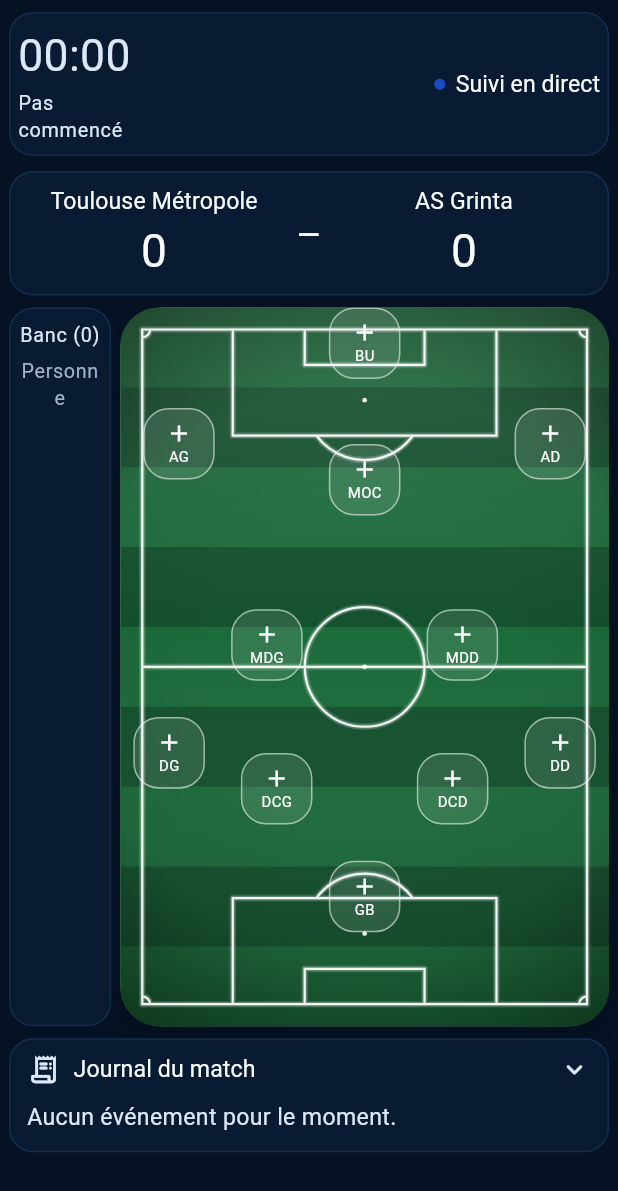
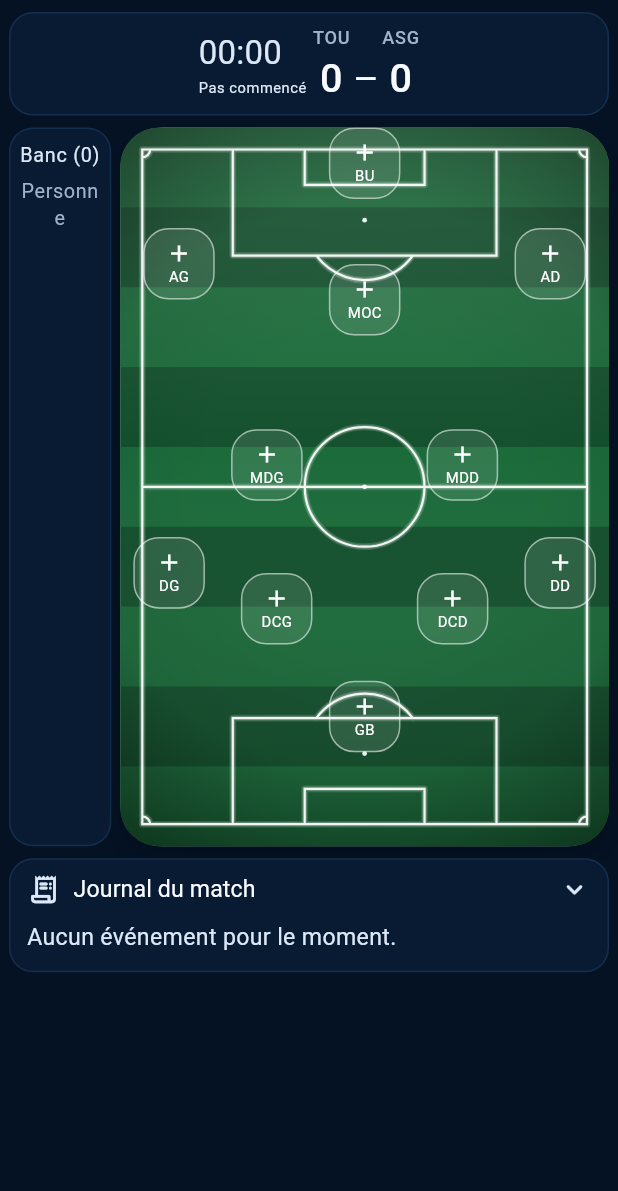
Before and after one commit to samihchaa-wq/-AS-Grinta-Live-Demo, a Flutter app: the MatchLiveRunningPage widget shown alone on an empty page, opened directly with empty values, on a phone screen of 412 x 824 dp. Shown: the top 1191 px of the screen. Run offline on Flutter 3.47's test engine with Material 3 defaults, Android fonts, the phone set to English and light mode, and no system bars; our stand-ins replace flutter_riverpod, go_router, share_plus, shared_preferences, supabase_flutter; missing offline and left inert: dart:js_interop; accounts and stored records are empty.

Commit message:
Live : chrono, commandes et score sur une seule ligne
Le chrono, les commandes du match (en icônes, avec infobulle) et le
tableau d'affichage tiennent sur une ligne. Un appui sur un score
propose de retirer un but. La ligne Dispositif / Ajouter un joueur passe
tout en haut.

Co-Authored-By: Claude Opus 5.5 <noreply@anthropic.com>
Claude-Session: https://claude.ai/code/session_01JuPbZCL3wtb9bfbTKCZ6GT

```diff
--- a/lib/features/match_live/presentation/match_live_running_page.dart
+++ b/lib/features/match_live/presentation/match_live_running_page.dart
@@ -95,21 +95,7 @@ class _MatchLiveRunningPageState extends ConsumerState<MatchLiveRunningPage> {
       shrinkWrap: true,
       physics: const NeverScrollableScrollPhysics(),
       children: [
-        _LiveTopBar(
-          session: bundle.session,
-          canEdit: canEdit,
-          onPause: () => controller.setClockState('pause'),
-          onResume: () => controller.setClockState('resume'),
-          onResumeSecondHalf: () =>
-              controller.setClockState('resume_second_half'),
-          onHalftime: () => _confirmHalftime(context, controller),
-          onRestart: () => _confirmRestart(context, controller),
-          onEndMatch: () => _confirmEndMatch(context, controller),
-        ),
-        const SizedBox(height: 10),
-        _ScoreCard(bundle: bundle, canEdit: canEdit),
         if (canEdit) ...[
-          const SizedBox(height: 10),
           Row(
             key: const ValueKey('live-running-controls'),
             children: [
@@ -167,7 +153,19 @@ class _MatchLiveRunningPageState extends ConsumerState<MatchLiveRunningPage> {
               ),
             ],
           ),
+          const SizedBox(height: 10),
         ],
+        _LiveHeaderBar(
+          bundle: bundle,
+          canEdit: canEdit,
+          onPause: () => controller.setClockState('pause'),
+          onResume: () => controller.setClockState('resume'),
+          onResumeSecondHalf: () =>
+              controller.setClockState('resume_second_half'),
+          onHalftime: () => _confirmHalftime(context, controller),
+          onRestart: () => _confirmRestart(context, controller),
+          onEndMatch: () => _confirmEndMatch(context, controller),
+        ),
         const SizedBox(height: AppSpacing.sectionGap),
         LayoutBuilder(
           builder: (context, constraints) {
--- a/lib/features/match_live/presentation/match_live_running_widgets.dart
+++ b/lib/features/match_live/presentation/match_live_running_widgets.dart
@@ -1,8 +1,10 @@
 part of 'match_live_running_page.dart';
 
-class _LiveTopBar extends StatelessWidget {
-  const _LiveTopBar({
-    required this.session,
+/// Bandeau du direct sur une seule ligne : chrono, commandes du match (en
+/// icônes) et tableau d'affichage.
+class _LiveHeaderBar extends ConsumerWidget {
+  const _LiveHeaderBar({
+    required this.bundle,
     required this.canEdit,
     required this.onPause,
     required this.onResume,
@@ -12,7 +14,7 @@ class _LiveTopBar extends StatelessWidget {
     required this.onEndMatch,
   });
 
-  final MatchLiveSession session;
+  final MatchLiveStateBundle bundle;
   final bool canEdit;
   final VoidCallback onPause;
   final VoidCallback onResume;
@@ -22,99 +24,47 @@ class _LiveTopBar extends StatelessWidget {
   final VoidCallback onEndMatch;
 
   @override
-  Widget build(BuildContext context) {
-    return Card(
-      margin: EdgeInsets.zero,
-      child: Padding(
-        padding: const EdgeInsets.symmetric(
-          horizontal: AppSpacing.liveScreenGutter,
-          vertical: AppSpacing.sectionGap,
-        ),
-        child: Row(
-          crossAxisAlignment: CrossAxisAlignment.center,
-          children: [
-            SizedBox(
-              width: 90,
-              child: MatchLiveClock(session: session, compact: true),
-            ),
-            const SizedBox(width: 6),
-            Expanded(
-              child: canEdit
-                  ? _LiveMatchControls(
-                      session: session,
-                      onPause: onPause,
-                      onResume: onResume,
-                      onResumeSecondHalf: onResumeSecondHalf,
-                      onHalftime: onHalftime,
-                      onRestart: onRestart,
-                      onEndMatch: onEndMatch,
-                    )
-                  : Row(
-                      mainAxisAlignment: MainAxisAlignment.end,
-                      crossAxisAlignment: CrossAxisAlignment.center,
-                      children: [
-                        Icon(
-                          Icons.circle,
-                          size: 9,
-                          color: Theme.of(context).colorScheme.primary,
-                        ),
-                        const SizedBox(width: 6),
-                        Text(
-                          'Suivi en direct',
-                          style: Theme.of(context).textTheme.labelLarge,
-                        ),
-                      ],
-                    ),
-            ),
-          ],
-        ),
-      ),
+  Widget build(BuildContext context, WidgetRef ref) {
+    final session = bundle.session;
+    final matchId = session.matchId;
+    final controller = ref.read(matchLiveStateProvider(matchId).notifier);
+    final fixture =
+        ref.watch(upcomingMatchFixtureProvider(matchId)).valueOrNull;
+    final opponentName = fixture?.opponentName ?? 'Adversaire';
+    final grintaIsHome = fixture?.grintaIsHome ?? true;
+
+    _LiveScore team(bool grinta) => _LiveScore(
+          shortName: grinta ? 'ASG' : _shortName(opponentName),
+          fullName: grinta ? 'AS Grinta' : opponentName,
+          score: grinta ? session.scoreAsGrinta : session.scoreAdverse,
+          canEdit: canEdit,
+          onIncrement: () =>
+              controller.adjustScore(team: grinta ? 'us' : 'them', delta: 1),
+          onDecrement: () =>
+              controller.adjustScore(team: grinta ? 'us' : 'them', delta: -1),
         );
-  }
-}
 
-class _LiveMatchControls extends StatelessWidget {
-  const _LiveMatchControls({
-    required this.session,
-    required this.onPause,
-    required this.onResume,
-    required this.onResumeSecondHalf,
-    required this.onHalftime,
-    required this.onRestart,
-    required this.onEndMatch,
-  });
-
-  final MatchLiveSession session;
-  final VoidCallback onPause;
-  final VoidCallback onResume;
-  final VoidCallback onResumeSecondHalf;
-  final VoidCallback onHalftime;
-  final VoidCallback onRestart;
-  final VoidCallback onEndMatch;
-
-  @override
-  Widget build(BuildContext context) {
     final firstAction = switch (session.state) {
       MatchLiveState.running => (
-          label: 'Pause',
+          tooltip: 'Pause',
           icon: Icons.pause_rounded,
-          callback: onPause,
+          callback: onPause as VoidCallback?,
           filled: false,
         ),
       MatchLiveState.paused => (
-          label: 'Reprendre',
+          tooltip: 'Reprendre',
           icon: Icons.play_arrow_rounded,
-          callback: onResume,
+          callback: onResume as VoidCallback?,
           filled: false,
         ),
       MatchLiveState.halftime => (
-          label: 'Reprendre 2e',
+          tooltip: 'Reprendre la 2e mi-temps',
           icon: Icons.play_arrow_rounded,
-          callback: onResumeSecondHalf,
+          callback: onResumeSecondHalf as VoidCallback?,
           filled: true,
         ),
       _ => (
-          label: 'Pause',
+          tooltip: 'Pause',
           icon: Icons.pause_rounded,
           callback: null,
           filled: false,
@@ -123,185 +73,130 @@ class _LiveMatchControls extends StatelessWidget {
     final canGoHalftime =
         session.half == 1 && session.state != MatchLiveState.halftime;
 
-    return LayoutBuilder(
-      builder: (context, constraints) {
-        final width = (constraints.maxWidth - AppSpacing.microGap) / 2;
-
-        Widget button({
-          required String label,
+    Widget action({
+      required String tooltip,
       required IconData icon,
       required VoidCallback? onPressed,
       bool filled = false,
       bool danger = false,
     }) {
-          final style = danger
-              ? OutlinedButton.styleFrom(
-                  foregroundColor: Theme.of(context).colorScheme.error,
-                  padding: const EdgeInsets.symmetric(
-                    horizontal: 5,
-                    vertical: 9,
-                  ),
-                  visualDensity: VisualDensity.compact,
+      final scheme = Theme.of(context).colorScheme;
+      const size = BoxConstraints.tightFor(width: 36, height: 36);
+      return Padding(
+        padding: const EdgeInsets.symmetric(horizontal: 1.5),
+        child: filled
+            ? IconButton.filled(
+                tooltip: tooltip,
+                onPressed: onPressed,
+                constraints: size,
+                padding: EdgeInsets.zero,
+                iconSize: 20,
+                icon: Icon(icon),
               )
-              : filled
-                  ? FilledButton.styleFrom(
-                      padding: const EdgeInsets.symmetric(
-                        horizontal: 5,
-                        vertical: 9,
-                      ),
-                      visualDensity: VisualDensity.compact,
-                    )
-                  : OutlinedButton.styleFrom(
-                      padding: const EdgeInsets.symmetric(
-                        horizontal: 5,
-                        vertical: 9,
-                      ),
-                      visualDensity: VisualDensity.compact,
-                    );
-          final child = Row(
-            mainAxisAlignment: MainAxisAlignment.center,
-            crossAxisAlignment: CrossAxisAlignment.center,
-            children: [
-              Icon(icon, size: 16),
-              const SizedBox(width: AppSpacing.microGap),
-              Flexible(
-                child: Text(
-                  label,
-                  maxLines: 1,
-                  overflow: TextOverflow.fade,
-                  softWrap: false,
-                  textAlign: TextAlign.center,
-                  style: const TextStyle(fontSize: 11.5),
-                ),
-              ),
-            ],
-          );
-
-          return SizedBox(
-            width: width,
-            child: filled
-                ? FilledButton(onPressed: onPressed, style: style, child: child)
-                : OutlinedButton(
+            : IconButton.outlined(
+                tooltip: tooltip,
                 onPressed: onPressed,
-                    style: style,
-                    child: child,
+                constraints: size,
+                padding: EdgeInsets.zero,
+                iconSize: 20,
+                color: danger ? scheme.error : null,
+                icon: Icon(icon),
               ),
       );
     }
 
-        return Wrap(
-          alignment: WrapAlignment.center,
-          spacing: AppSpacing.microGap,
-          runSpacing: AppSpacing.microGap,
+    return Card(
+      margin: EdgeInsets.zero,
+      child: Padding(
+        padding: const EdgeInsets.symmetric(horizontal: 8, vertical: 8),
+        // Sur un écran étroit, la ligne se réduit d'un bloc plutôt que de
+        // passer sur deux lignes.
+        child: FittedBox(
+          fit: BoxFit.scaleDown,
+          child: Row(
+            mainAxisSize: MainAxisSize.min,
             children: [
-            button(
-              label: firstAction.label,
+              SizedBox(
+                width: 72,
+                child: FittedBox(
+                  fit: BoxFit.scaleDown,
+                  alignment: Alignment.centerLeft,
+                  child: MatchLiveClock(session: session, compact: true),
+                ),
+              ),
+              const SizedBox(width: 4),
+              if (canEdit) ...[
+                action(
+                  tooltip: firstAction.tooltip,
                   icon: firstAction.icon,
                   onPressed: firstAction.callback,
                   filled: firstAction.filled,
                 ),
-            button(
-              label: 'Mi-temps',
+                action(
+                  tooltip: 'Mi-temps',
                   icon: Icons.sports_rounded,
                   onPressed: canGoHalftime ? onHalftime : null,
                 ),
-            button(
-              label: 'Recommencer',
+                action(
+                  tooltip: 'Recommencer',
                   icon: Icons.restart_alt_rounded,
                   onPressed: onRestart,
                 ),
-            button(
-              label: 'Fin du match',
+                action(
+                  tooltip: 'Fin du match',
                   icon: Icons.flag_rounded,
                   onPressed: onEndMatch,
                   danger: true,
                 ),
+                const SizedBox(width: 8),
               ],
-        );
-      },
-    );
-  }
-}
-
-class _ScoreCard extends ConsumerWidget {
-  const _ScoreCard({required this.bundle, required this.canEdit});
-
-  final MatchLiveStateBundle bundle;
-  final bool canEdit;
-
-  @override
-  Widget build(BuildContext context, WidgetRef ref) {
-    final matchId = bundle.session.matchId;
-    final controller = ref.read(matchLiveStateProvider(matchId).notifier);
-    final fixture =
-        ref.watch(upcomingMatchFixtureProvider(matchId)).valueOrNull;
-    final opponentName = fixture?.opponentName ?? 'Adversaire';
-    final grintaIsHome = fixture?.grintaIsHome ?? true;
-
-    final home = _ScoreTeamControl(
-      label: grintaIsHome ? 'AS Grinta' : opponentName,
-      score: grintaIsHome
-          ? bundle.session.scoreAsGrinta
-          : bundle.session.scoreAdverse,
-      canEdit: canEdit,
-      onIncrement: () =>
-          controller.adjustScore(team: grintaIsHome ? 'us' : 'them', delta: 1),
-      onDecrement: () =>
-          controller.adjustScore(team: grintaIsHome ? 'us' : 'them', delta: -1),
-    );
-    final away = _ScoreTeamControl(
-      label: grintaIsHome ? opponentName : 'AS Grinta',
-      score: grintaIsHome
-          ? bundle.session.scoreAdverse
-          : bundle.session.scoreAsGrinta,
-      canEdit: canEdit,
-      onIncrement: () =>
-          controller.adjustScore(team: grintaIsHome ? 'them' : 'us', delta: 1),
-      onDecrement: () =>
-          controller.adjustScore(team: grintaIsHome ? 'them' : 'us', delta: -1),
-    );
-
-    return Card(
-      margin: EdgeInsets.zero,
-      child: Padding(
-        padding: const EdgeInsets.symmetric(
-          horizontal: AppSpacing.liveScreenGutter,
-          vertical: 9,
+              team(grintaIsHome),
+              // Le tiret s'aligne sur les scores, sous la ligne des sigles.
+              Padding(
+                padding: const EdgeInsets.symmetric(horizontal: 2),
+                child: Column(
+                  mainAxisSize: MainAxisSize.min,
+                  children: [
+                    Text(' ', style: Theme.of(context).textTheme.labelSmall),
+                    Text(
+                      '–',
+                      style: Theme.of(context).textTheme.headlineSmall,
                     ),
-        child: Row(
-          crossAxisAlignment: CrossAxisAlignment.center,
-          children: [
-            Expanded(child: home),
-            Padding(
-              padding: const EdgeInsets.symmetric(
-                horizontal: AppSpacing.microGap,
-              ),
-              child: Text(
-                '–',
-                textAlign: TextAlign.center,
-                style: Theme.of(context).textTheme.headlineSmall?.copyWith(
-                      fontWeight: FontWeight.w400,
+                  ],
                 ),
               ),
+              team(!grintaIsHome),
+            ],
           ),
-            Expanded(child: away),
-          ],
         ),
       ),
     );
   }
 }
 
-class _ScoreTeamControl extends StatelessWidget {
-  const _ScoreTeamControl({
-    required this.label,
+/// Trois premières lettres du nom, en capitales (« TOU » pour Toulouse).
+String _shortName(String name) {
+  final letters = name.replaceAll(RegExp(r'[^A-Za-zÀ-ÿ]'), '');
+  if (letters.isEmpty) return 'ADV';
+  return letters
+      .substring(0, letters.length < 3 ? letters.length : 3)
+      .toUpperCase();
+}
+
+/// Score d'une équipe dans le bandeau : sigle, score et « + ». Un appui sur
+/// le score propose de retirer un but.
+class _LiveScore extends StatelessWidget {
+  const _LiveScore({
+    required this.shortName,
+    required this.fullName,
     required this.score,
     required this.canEdit,
     required this.onIncrement,
     required this.onDecrement,
   });
 
-  final String label;
+  final String shortName;
+  final String fullName;
   final int score;
   final bool canEdit;
   final VoidCallback onIncrement;
@@ -310,51 +205,51 @@ class _ScoreTeamControl extends StatelessWidget {
   @override
   Widget build(BuildContext context) {
     final theme = Theme.of(context);
+    final number = Text(
+      '$score',
+      style: theme.textTheme.headlineSmall?.copyWith(
+        fontWeight: FontWeight.w500,
+        fontFeatures: const [FontFeature.tabularFigures()],
+      ),
+    );
     return Column(
       mainAxisSize: MainAxisSize.min,
-      crossAxisAlignment: CrossAxisAlignment.center,
       children: [
         Text(
-          label,
-          maxLines: 2,
-          overflow: TextOverflow.ellipsis,
-          textAlign: TextAlign.center,
-          style: theme.textTheme.titleSmall?.copyWith(
-            fontWeight: FontWeight.w400,
+          shortName,
+          style: theme.textTheme.labelSmall?.copyWith(letterSpacing: .5),
         ),
+        Row(
+          mainAxisSize: MainAxisSize.min,
+          children: [
+            if (canEdit && score > 0)
+              PopupMenuButton<void>(
+                tooltip: 'Score de $fullName',
+                padding: EdgeInsets.zero,
+                itemBuilder: (_) => [
+                  PopupMenuItem<void>(
+                    onTap: onDecrement,
+                    child: Text('Retirer un but à $fullName'),
                   ),
-        const SizedBox(height: 3),
-        Row(
-          mainAxisAlignment: MainAxisAlignment.center,
-          crossAxisAlignment: CrossAxisAlignment.center,
-          children: [
-            if (canEdit)
-              IconButton(
-                tooltip: 'Retirer un but',
-                onPressed: score > 0 ? onDecrement : null,
-                padding: EdgeInsets.zero,
-                visualDensity: VisualDensity.compact,
-                constraints: const BoxConstraints(minWidth: 34, minHeight: 34),
-                icon: const Icon(Icons.remove_circle_outline_rounded),
+                ],
+                child: Padding(
+                  padding: const EdgeInsets.symmetric(horizontal: 4),
+                  child: number,
                 ),
-            ConstrainedBox(
-              constraints: const BoxConstraints(minWidth: 34),
-              child: Text(
-                '$score',
-                textAlign: TextAlign.center,
-                style: theme.textTheme.headlineMedium?.copyWith(
-                  fontWeight: FontWeight.w400,
-                  fontFeatures: const [FontFeature.tabularFigures()],
-                ),
-              ),
+              )
+            else
+              Padding(
+                padding: const EdgeInsets.symmetric(horizontal: 4),
+                child: number,
               ),
             if (canEdit)
               IconButton(
-                tooltip: 'Ajouter un but',
+                tooltip: 'Ajouter un but à $fullName',
                 onPressed: onIncrement,
                 padding: EdgeInsets.zero,
-                visualDensity: VisualDensity.compact,
-                constraints: const BoxConstraints(minWidth: 34, minHeight: 34),
+                constraints:
+                    const BoxConstraints.tightFor(width: 30, height: 30),
+                iconSize: 22,
                 icon: const Icon(Icons.add_circle_outline_rounded),
               ),
           ],
```
Lines whose indentation alone changed are shown as unchanged.
